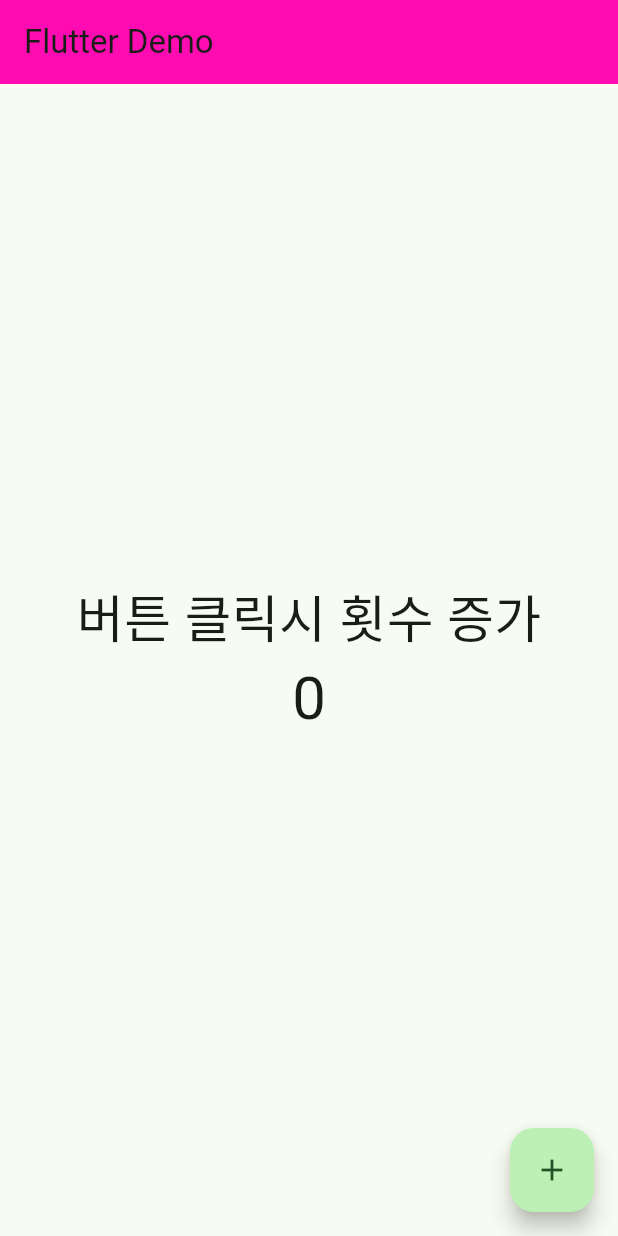
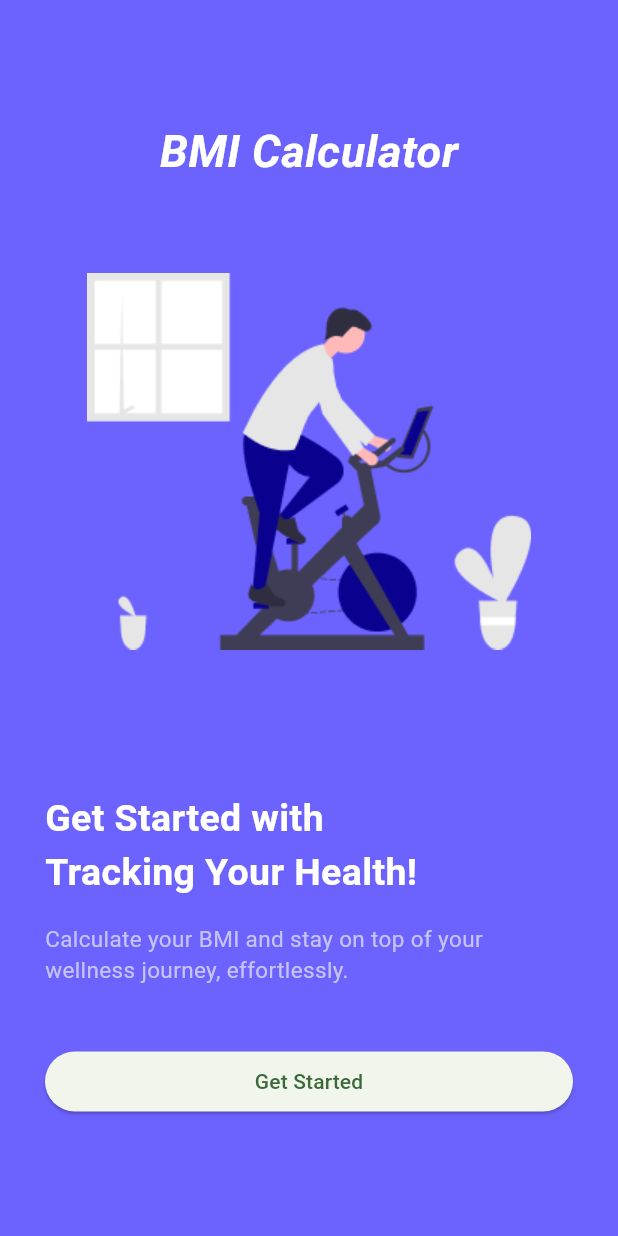
Before and after one commit to yoyowasi/daelim_2025, a Flutter app: the screen it shows after launch, on a phone screen of 412 x 824 dp. Run offline on Flutter 3.47's test engine with Material 3 defaults, Android fonts, the phone set to English and light mode, and no system bars.

Commit message:
5주차 과제제

```diff
--- a/lib/presentation/home/home_screen.dart
+++ b/lib/presentation/example/example_screen.dart
@@ -1,13 +1,13 @@
 import 'package:flutter/material.dart';
 
-class HomeScreen extends StatefulWidget {
-  const HomeScreen({super.key});
+class ExampleScreen extends StatefulWidget {
+  const ExampleScreen({super.key});
 
   @override
-  State<HomeScreen> createState() => _HomeScreenState();
+  State<ExampleScreen> createState() => _ExampleScreenState();
 }
 
-class _HomeScreenState extends State<HomeScreen> {
+class _ExampleScreenState extends State<ExampleScreen> {
   int _count = 0;
 
   void _handleIncreaseCount() {
--- a/lib/presentation/my_app.dart
+++ b/lib/presentation/my_app.dart
@@ -1,6 +1,6 @@
-import 'package:daelim_2025/presentation/home/home_screen.dart';
+// import 'package:daelim_2025/presentation/example/example_screen.dart';
+import 'package:daelim_2025/presentation/start/start_screen.dart';
 import 'package:flutter/material.dart';
-
 
 class MyApp extends StatelessWidget {
   const MyApp({super.key});
@@ -9,10 +9,11 @@
   @override
   Widget build(BuildContext context) {
     return MaterialApp(
+      debugShowCheckedModeBanner: false,
       theme: ThemeData(
         colorScheme: ColorScheme.fromSeed(seedColor: Colors.green),
       ),
-      home: HomeScreen()
+      home: StartScreen(),
     );
   }
 }
--- /dev/null
+++ b/lib/presentation/start/start_screen.dart
@@ -0,0 +1,80 @@
+import 'package:flutter/material.dart';
+
+class StartScreen extends StatelessWidget {
+  const StartScreen({super.key});
+
+  // 앱 이름
+  Widget _buildAppName() {
+    return Text(
+      'BMI Calculator',
+      style: TextStyle(
+        color: Colors.white,
+        fontWeight: FontWeight.bold,
+        fontSize: 30,
+        fontStyle: FontStyle.italic,
+      ),
+    );
+  }
+
+  //타이틀 위젯
+  Widget _buildTitle() {
+    return Text(
+      'Get Started with\nTracking Your Health!',
+      style: TextStyle(
+        color: Colors.white,
+        fontSize: 25,
+        fontWeight: FontWeight.bold,
+      ),
+    );
+  }
+
+  // 타이틀 설명
+  Widget _bulidDescription() {
+    return Text(
+      'Calculate your BMI and stay on top of your wellness journey, effortlessly.',
+      style: TextStyle(color: Color(0xFFC6C3F9), fontSize: 15),
+    );
+  }
+
+  // 시작 버튼 위젯
+  Widget _buildStartButton() {
+    return SizedBox(
+      width: double.infinity,
+      child: ElevatedButton(onPressed: () {}, child: Text('Get Started')),
+    );
+  }
+
+  @override
+  Widget build(BuildContext context) {
+    return Scaffold(
+      backgroundColor: Color(0xFF6C63FF),
+      body: SafeArea(
+        child: Center(
+          child: Container(
+            alignment: Alignment.center,
+            margin: const EdgeInsets.symmetric(horizontal: 30),
+            child: Column(
+              mainAxisAlignment: MainAxisAlignment.center,
+              children: [
+                _buildAppName(),
+                SizedBox(height: 60),
+                Image.asset('assets/images/bmi_bike.png'),
+                SizedBox(height: 95),
+                Column(
+                  crossAxisAlignment: CrossAxisAlignment.start,
+                  children: [
+                    _buildTitle(),
+                    SizedBox(height: 15),
+                    _bulidDescription(),
+                    SizedBox(height: 40),
+                  ],
+                ),
+                _buildStartButton(),
+              ],
+            ),
+          ),
+        ),
+      ),
+    );
+  }
+}
```
Also changed, not shown: pubspec.yaml (+8 -2 lines), assets/images/bmi_bike.png (added).
